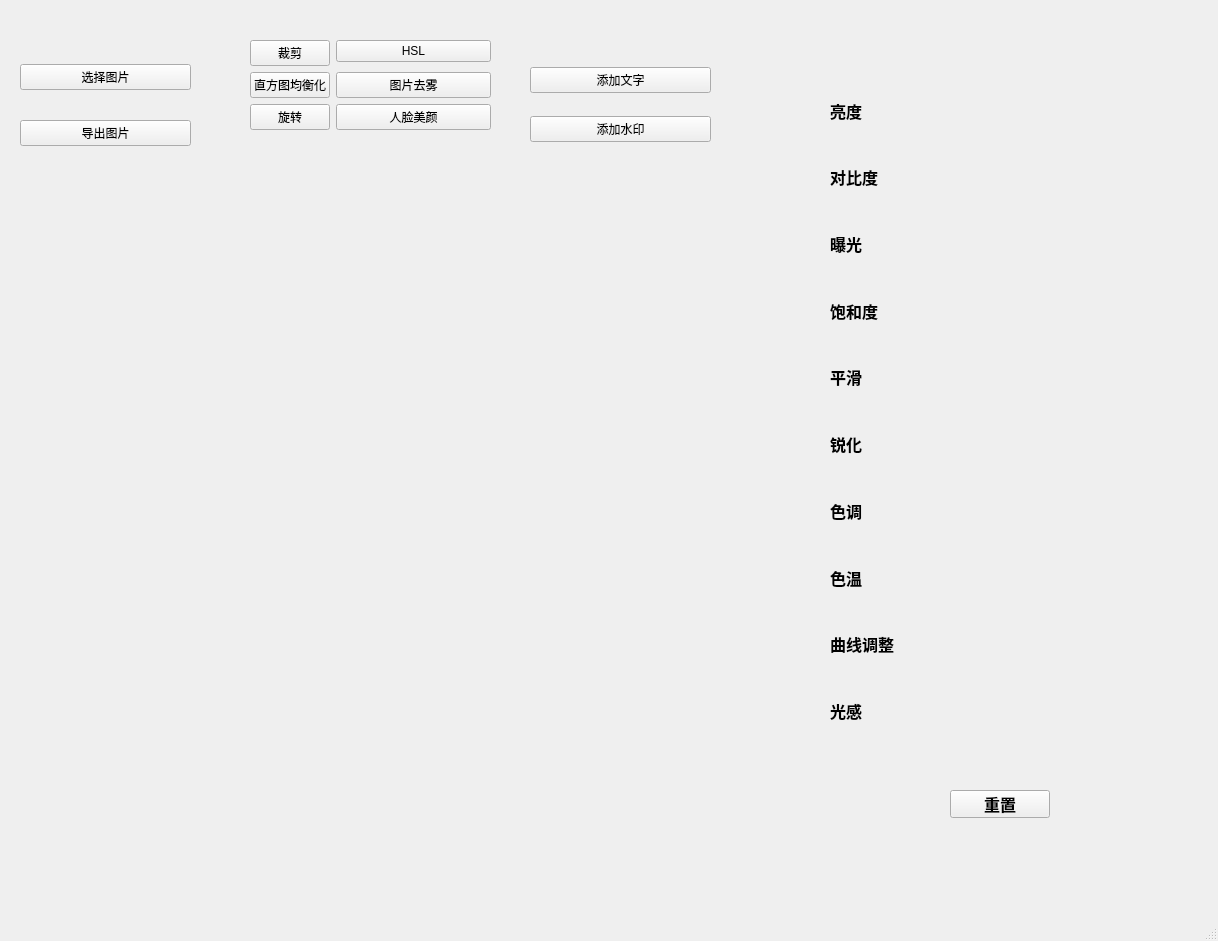
The window that DIS/UI.ui (daimaonewind/DIS) describes before a commit, drawn with Qt 5.
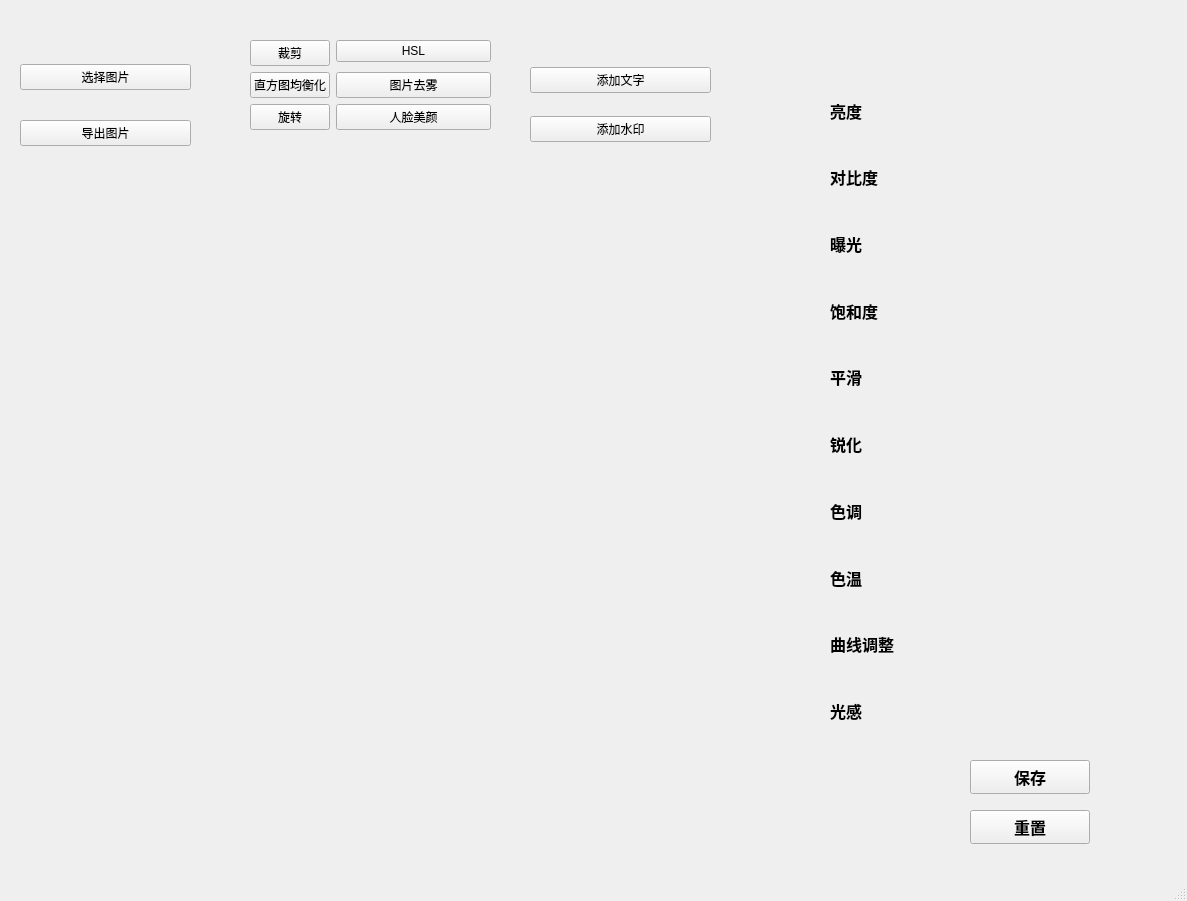
The same window after the commit.

Diff of the .ui file:
```diff
--- a/DIS/UI.ui
+++ b/DIS/UI.ui
@@ -6,8 +6,8 @@
    <rect>
     <x>0</x>
     <y>0</y>
-    <width>1218</width>
-    <height>941</height>
+    <width>1187</width>
+    <height>901</height>
    </rect>
   </property>
   <property name="windowTitle">
@@ -306,10 +306,10 @@
    <widget class="QPushButton" name="reset_button">
     <property name="geometry">
      <rect>
-      <x>950</x>
-      <y>790</y>
-      <width>100</width>
-      <height>28</height>
+      <x>970</x>
+      <y>810</y>
+      <width>120</width>
+      <height>34</height>
      </rect>
     </property>
     <property name="font">
@@ -324,6 +324,27 @@
      <string>重置</string>
     </property>
    </widget>
+   <widget class="QPushButton" name="store_button">
+    <property name="geometry">
+     <rect>
+      <x>970</x>
+      <y>760</y>
+      <width>120</width>
+      <height>34</height>
+     </rect>
+    </property>
+    <property name="font">
+     <font>
+      <family>微软雅黑</family>
+      <pointsize>12</pointsize>
+      <weight>75</weight>
+      <bold>true</bold>
+     </font>
+    </property>
+    <property name="text">
+     <string>保存</string>
+    </property>
+   </widget>
   </widget>
   <widget class="QMenuBar" name="menubar">
    <property name="geometry">
```
Left out of the diff: 4 changed lines with no effect on the pictures.
